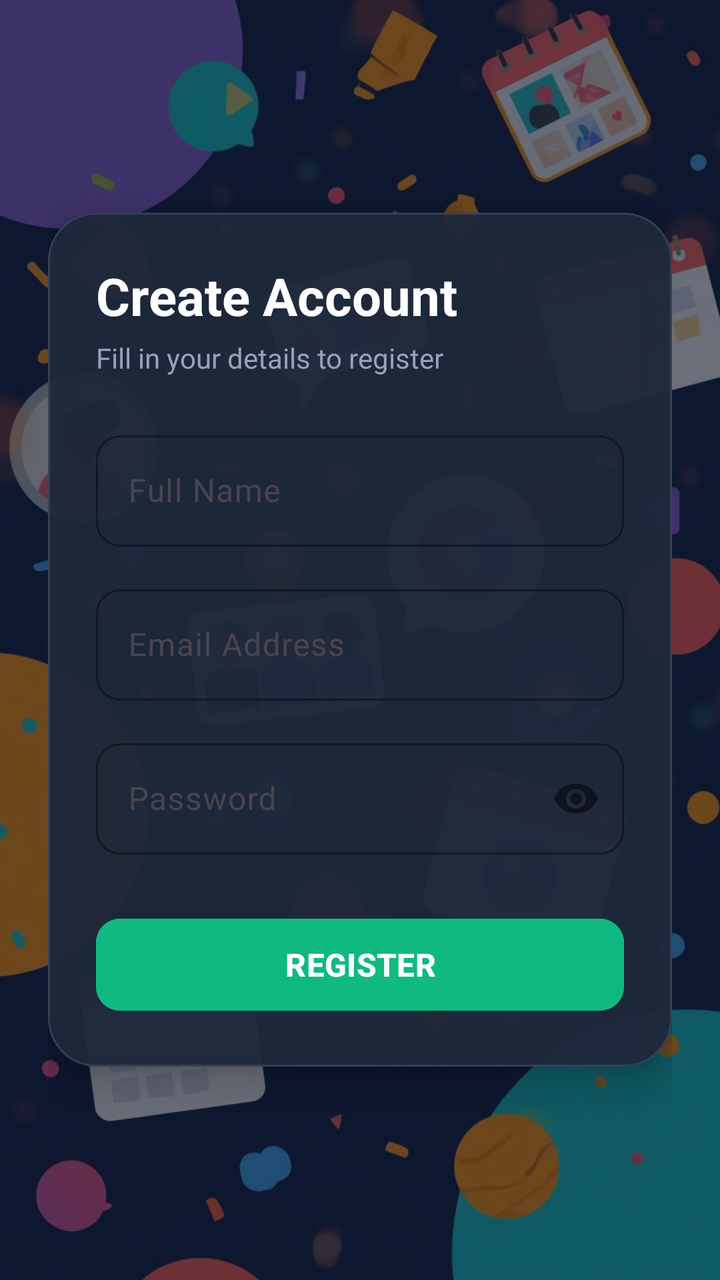
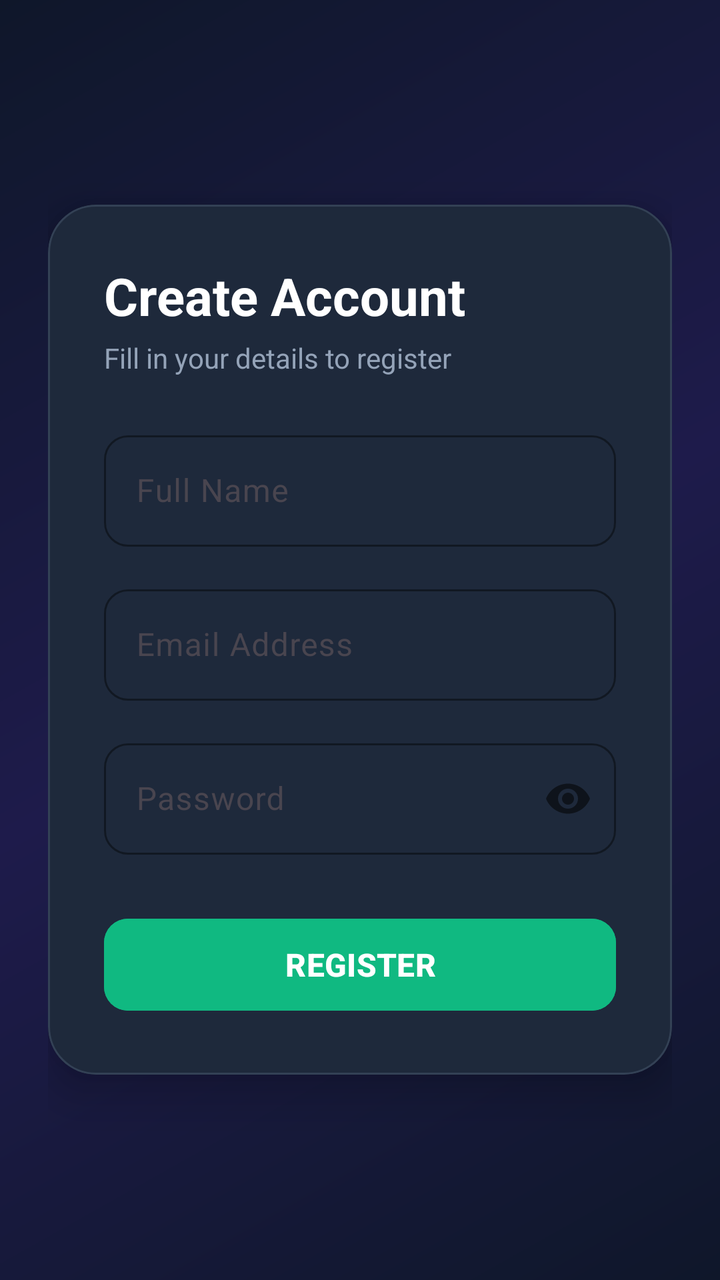

Compare the two renders of this Android layout. The source of the first and the diff that turns it into the second are given below.
<!-- AndroidManifest.xml: application theme Theme.EventManagementSystem -->
<!-- res/layout/activity_register.xml -->
<?xml version="1.0" encoding="utf-8"?>
<FrameLayout
    xmlns:android="http://schemas.android.com/apk/res/android"
    xmlns:app="http://schemas.android.com/apk/res-auto"
    android:layout_width="match_parent"
    android:layout_height="match_parent">

    
    <ImageView
        android:layout_width="match_parent"
        android:layout_height="match_parent"
        android:src="@drawable/event_login"
        android:scaleType="centerCrop"
        android:contentDescription="@string/bg_description"/>

    
    <View
        android:layout_width="match_parent"
        android:layout_height="match_parent"
        android:background="#990F172A"/>

    <LinearLayout
        android:layout_width="match_parent"
        android:layout_height="match_parent"
        android:orientation="vertical"
        android:padding="24dp"
        android:gravity="center">

        <com.google.android.material.card.MaterialCardView
            android:layout_width="match_parent"
            android:layout_height="wrap_content"
            app:cardCornerRadius="24dp"
            app:cardElevation="12dp"
            app:strokeWidth="1dp"
            app:strokeColor="#334155"
            app:cardBackgroundColor="#F21E293B">

            <LinearLayout
                android:layout_width="match_parent"
                android:layout_height="wrap_content"
                android:orientation="vertical"
                android:padding="24dp">

                <TextView
                    android:layout_width="wrap_content"
                    android:layout_height="wrap_content"
                    android:text="Create Account"
                    android:textSize="26sp"
                    android:textStyle="bold"
                    android:textColor="#FFFFFF"/>

                <TextView
                    android:layout_width="wrap_content"
                    android:layout_height="wrap_content"
                    android:text="Fill in your details to register"
                    android:textSize="14sp"
                    android:textColor="#94A3B8"
                    android:layout_marginTop="4dp"
                    android:layout_marginBottom="24dp"/>

                
                <com.google.android.material.textfield.TextInputLayout
                    android:layout_width="match_parent"
                    android:layout_height="wrap_content"
                    android:hint="Full Name"
                    app:boxBackgroundMode="outline"
                    app:boxCornerRadiusTopStart="12dp"
                    app:boxCornerRadiusTopEnd="12dp"
                    app:boxCornerRadiusBottomStart="12dp"
                    app:boxCornerRadiusBottomEnd="12dp"
                    app:boxStrokeColor="#818CF8"
                    app:hintTextColor="#818CF8">

                    <com.google.android.material.textfield.TextInputEditText
                        android:id="@+id/etName"
                        android:layout_width="match_parent"
                        android:layout_height="wrap_content"
                        android:inputType="textPersonName"
                        android:textColor="#FFFFFF"/>
                </com.google.android.material.textfield.TextInputLayout>

                
                <com.google.android.material.textfield.TextInputLayout
                    android:layout_width="match_parent"
                    android:layout_height="wrap_content"
                    android:hint="Email Address"
                    android:layout_marginTop="16dp"
                    app:boxBackgroundMode="outline"
                    app:boxCornerRadiusTopStart="12dp"
                    app:boxCornerRadiusTopEnd="12dp"
                    app:boxCornerRadiusBottomStart="12dp"
                    app:boxCornerRadiusBottomEnd="12dp"
                    app:boxStrokeColor="#818CF8"
                    app:hintTextColor="#818CF8">

                    <com.google.android.material.textfield.TextInputEditText
                        android:id="@+id/etEmail"
                        android:layout_width="match_parent"
                        android:layout_height="wrap_content"
                        android:inputType="textEmailAddress"
                        android:textColor="#FFFFFF"/>
                </com.google.android.material.textfield.TextInputLayout>

                
                <com.google.android.material.textfield.TextInputLayout
                    android:layout_width="match_parent"
                    android:layout_height="wrap_content"
                    android:hint="Password"
                    android:layout_marginTop="16dp"
                    app:passwordToggleEnabled="true"
                    app:boxBackgroundMode="outline"
                    app:boxCornerRadiusTopStart="12dp"
                    app:boxCornerRadiusTopEnd="12dp"
                    app:boxCornerRadiusBottomStart="12dp"
                    app:boxCornerRadiusBottomEnd="12dp"
                    app:boxStrokeColor="#818CF8"
                    app:hintTextColor="#818CF8">

                    <com.google.android.material.textfield.TextInputEditText
                        android:id="@+id/etPassword"
                        android:layout_width="match_parent"
                        android:layout_height="wrap_content"
                        android:inputType="textPassword"
                        android:textColor="#FFFFFF"/>
                </com.google.android.material.textfield.TextInputLayout>

                <Button
                    android:id="@+id/btnRegister"
                    android:layout_width="match_parent"
                    android:layout_height="54dp"
                    android:text="REGISTER"
                    android:textSize="16sp"
                    android:textStyle="bold"
                    android:textColor="@android:color/white"
                    android:backgroundTint="#10B981"
                    app:cornerRadius="12dp"
                    android:layout_marginTop="28dp"/>

            </LinearLayout>

        </com.google.android.material.card.MaterialCardView>

    </LinearLayout>

</FrameLayout>
<!-- resources referenced by this layout -->
<resources>
  <!-- drawable event_login: jpg bitmap (drawable, 195135 bytes) -->
  <string name="bg_description">Background Image</string>
  <style name="Theme.EventManagementSystem" parent="Base.Theme.EventManagementSystem" />
  <style name="Base.Theme.EventManagementSystem" parent="Theme.Material3.DayNight.NoActionBar">
          <item name="colorPrimary">@color/primary</item>
          <item name="colorPrimaryVariant">@color/primary_dark</item>
          <item name="colorSecondary">@color/accent_orange</item>
          <item name="android:statusBarColor">@color/primary_dark</item>
      </style>
  <color name="primary">#4F46E5</color>
  <color name="primary_dark">#3730A3</color>
  <color name="accent_orange">#F97316</color>
</resources>

<!-- the commit's change to res/layout/activity_register.xml (unified diff, before → after) -->
@@ -1,145 +1,126 @@
 <?xml version="1.0" encoding="utf-8"?>
-<FrameLayout
+<LinearLayout
     xmlns:android="http://schemas.android.com/apk/res/android"
     xmlns:app="http://schemas.android.com/apk/res-auto"
     android:layout_width="match_parent"
-    android:layout_height="match_parent">
+    android:layout_height="match_parent"
+    android:orientation="vertical"
+    android:background="@drawable/bg_main_gradient"
+    android:padding="24dp"
+    android:gravity="center">
 
-    
-    <ImageView
+    <com.google.android.material.card.MaterialCardView
         android:layout_width="match_parent"
-        android:layout_height="match_parent"
-        android:src="@drawable/event_login"
-        android:scaleType="centerCrop"
-        android:contentDescription="@string/bg_description"/>
+        android:layout_height="wrap_content"
+        app:cardCornerRadius="24dp"
+        app:cardElevation="12dp"
+        app:strokeWidth="1dp"
+        app:strokeColor="#334155"
+        app:cardBackgroundColor="#1E293B">
 
-    
-    <View
-        android:layout_width="match_parent"
-        android:layout_height="match_parent"
-        android:background="#990F172A"/>
-
-    <LinearLayout
-        android:layout_width="match_parent"
-        android:layout_height="match_parent"
-        android:orientation="vertical"
-        android:padding="24dp"
-        android:gravity="center">
-
-        <com.google.android.material.card.MaterialCardView
+        <LinearLayout
             android:layout_width="match_parent"
             android:layout_height="wrap_content"
-            app:cardCornerRadius="24dp"
-            app:cardElevation="12dp"
-            app:strokeWidth="1dp"
-            app:strokeColor="#334155"
-            app:cardBackgroundColor="#F21E293B">
+            android:orientation="vertical"
+            android:padding="28dp">
 
-            <LinearLayout
+            <TextView
+                android:layout_width="wrap_content"
+                android:layout_height="wrap_content"
+                android:text="Create Account"
+                android:textSize="26sp"
+                android:textStyle="bold"
+                android:textColor="#FFFFFF"/>
+
+            <TextView
+                android:layout_width="wrap_content"
+                android:layout_height="wrap_content"
+                android:text="Fill in your details to register"
+                android:textSize="14sp"
+                android:textColor="#94A3B8"
+                android:layout_marginTop="4dp"
+                android:layout_marginBottom="24dp"/>
+
+            
+            <com.google.android.material.textfield.TextInputLayout
                 android:layout_width="match_parent"
                 android:layout_height="wrap_content"
-                android:orientation="vertical"
-                android:padding="24dp">
+                android:hint="Full Name"
+                app:boxBackgroundMode="outline"
+                app:boxCornerRadiusTopStart="12dp"
+                app:boxCornerRadiusTopEnd="12dp"
+                app:boxCornerRadiusBottomStart="12dp"
+                app:boxCornerRadiusBottomEnd="12dp"
+                app:boxStrokeColor="#A5B4FC"
+                app:hintTextColor="#A5B4FC">
 
-                <TextView
-                    android:layout_width="wrap_content"
-                    android:layout_height="wrap_content"
-                    android:text="Create Account"
-                    android:textSize="26sp"
-                    android:textStyle="bold"
-                    android:textColor="#FFFFFF"/>
-
-                <TextView
-                    android:layout_width="wrap_content"
-                    android:layout_height="wrap_content"
-                    android:text="Fill in your details to register"
-                    android:textSize="14sp"
-                    android:textColor="#94A3B8"
-                    android:layout_marginTop="4dp"
-                    android:layout_marginBottom="24dp"/>
-
-                
-                <com.google.android.material.textfield.TextInputLayout
+                <com.google.android.material.textfield.TextInputEditText
+                    android:id="@+id/etName"
                     android:layout_width="match_parent"
                     android:layout_height="wrap_content"
-                    android:hint="Full Name"
-                    app:boxBackgroundMode="outline"
-                    app:boxCornerRadiusTopStart="12dp"
-                    app:boxCornerRadiusTopEnd="12dp"
-                    app:boxCornerRadiusBottomStart="12dp"
-                    app:boxCornerRadiusBottomEnd="12dp"
-                    app:boxStrokeColor="#818CF8"
-                    app:hintTextColor="#818CF8">
+                    android:inputType="textPersonName"
+                    android:textColor="#FFFFFF"/>
+            </com.google.android.material.textfield.TextInputLayout>
 
-                    <com.google.android.material.textfield.TextInputEditText
-                        android:id="@+id/etName"
-                        android:layout_width="match_parent"
-                        android:layout_height="wrap_content"
-                        android:inputType="textPersonName"
-                        android:textColor="#FFFFFF"/>
-                </com.google.android.material.textfield.TextInputLayout>
+            
+            <com.google.android.material.textfield.TextInputLayout
+                android:layout_width="match_parent"
+                android:layout_height="wrap_content"
+                android:hint="Email Address"
+                android:layout_marginTop="16dp"
+                app:boxBackgroundMode="outline"
+                app:boxCornerRadiusTopStart="12dp"
+                app:boxCornerRadiusTopEnd="12dp"
+                app:boxCornerRadiusBottomStart="12dp"
+                app:boxCornerRadiusBottomEnd="12dp"
+                app:boxStrokeColor="#A5B4FC"
+                app:hintTextColor="#A5B4FC">
 
-                
-                <com.google.android.material.textfield.TextInputLayout
+                <com.google.android.material.textfield.TextInputEditText
+                    android:id="@+id/etEmail"
                     android:layout_width="match_parent"
                     android:layout_height="wrap_content"
-                    android:hint="Email Address"
-                    android:layout_marginTop="16dp"
-                    app:boxBackgroundMode="outline"
-                    app:boxCornerRadiusTopStart="12dp"
-                    app:boxCornerRadiusTopEnd="12dp"
-                    app:boxCornerRadiusBottomStart="12dp"
-                    app:boxCornerRadiusBottomEnd="12dp"
-                    app:boxStrokeColor="#818CF8"
-                    app:hintTextColor="#818CF8">
+                    android:inputType="textEmailAddress"
+                    android:textColor="#FFFFFF"/>
+            </com.google.android.material.textfield.TextInputLayout>
 
-                    <com.google.android.material.textfield.TextInputEditText
-                        android:id="@+id/etEmail"
-                        android:layout_width="match_parent"
-                        android:layout_height="wrap_content"
-                        android:inputType="textEmailAddress"
-                        android:textColor="#FFFFFF"/>
-                </com.google.android.material.textfield.TextInputLayout>
+            
+            <com.google.android.material.textfield.TextInputLayout
+                android:layout_width="match_parent"
+                android:layout_height="wrap_content"
+                android:hint="Password"
+                android:layout_marginTop="16dp"
+                app:passwordToggleEnabled="true"
+                app:boxBackgroundMode="outline"
+                app:boxCornerRadiusTopStart="12dp"
+                app:boxCornerRadiusTopEnd="12dp"
+                app:boxCornerRadiusBottomStart="12dp"
+                app:boxCornerRadiusBottomEnd="12dp"
+                app:boxStrokeColor="#A5B4FC"
+                app:hintTextColor="#A5B4FC">
 
-                
-                <com.google.android.material.textfield.TextInputLayout
+                <com.google.android.material.textfield.TextInputEditText
+                    android:id="@+id/etPassword"
                     android:layout_width="match_parent"
                     android:layout_height="wrap_content"
-                    android:hint="Password"
-                    android:layout_marginTop="16dp"
-                    app:passwordToggleEnabled="true"
-                    app:boxBackgroundMode="outline"
-                    app:boxCornerRadiusTopStart="12dp"
-                    app:boxCornerRadiusTopEnd="12dp"
-                    app:boxCornerRadiusBottomStart="12dp"
-                    app:boxCornerRadiusBottomEnd="12dp"
-                    app:boxStrokeColor="#818CF8"
-                    app:hintTextColor="#818CF8">
+                    android:inputType="textPassword"
+                    android:textColor="#FFFFFF"/>
+            </com.google.android.material.textfield.TextInputLayout>
 
-                    <com.google.android.material.textfield.TextInputEditText
-                        android:id="@+id/etPassword"
-                        android:layout_width="match_parent"
-                        android:layout_height="wrap_content"
-                        android:inputType="textPassword"
-                        android:textColor="#FFFFFF"/>
-                </com.google.android.material.textfield.TextInputLayout>
+            <Button
+                android:id="@+id/btnRegister"
+                android:layout_width="match_parent"
+                android:layout_height="54dp"
+                android:text="REGISTER"
+                android:textSize="16sp"
+                android:textStyle="bold"
+                android:textColor="@android:color/white"
+                android:backgroundTint="#10B981"
+                app:cornerRadius="12dp"
+                android:layout_marginTop="28dp"/>
 
-                <Button
-                    android:id="@+id/btnRegister"
-                    android:layout_width="match_parent"
-                    android:layout_height="54dp"
-                    android:text="REGISTER"
-                    android:textSize="16sp"
-                    android:textStyle="bold"
-                    android:textColor="@android:color/white"
-                    android:backgroundTint="#10B981"
-                    app:cornerRadius="12dp"
-                    android:layout_marginTop="28dp"/>
+        </LinearLayout>
 
-            </LinearLayout>
+    </com.google.android.material.card.MaterialCardView>
 
-        </com.google.android.material.card.MaterialCardView>
-
-    </LinearLayout>
-
-</FrameLayout>
+</LinearLayout>
<!-- resource entries referenced after the edit -->
@@ -1,7 +1,16 @@
 <!-- resources referenced by this layout -->
 <resources>
-  <!-- drawable event_login: jpg bitmap (drawable, 195135 bytes) -->
-  <string name="bg_description">Background Image</string>
+  <!-- drawable bg_main_gradient (drawable) -->
+  <?xml version="1.0" encoding="utf-8"?>
+  <shape xmlns:android="http://schemas.android.com/apk/res/android"
+      android:shape="rectangle">
+      <gradient
+          android:angle="135"
+          android:startColor="#0F172A"
+          android:centerColor="#1E1B4B"
+          android:endColor="#0F172A"
+          android:type="linear" />
+  </shape>
   <style name="Theme.EventManagementSystem" parent="Base.Theme.EventManagementSystem" />
   <style name="Base.Theme.EventManagementSystem" parent="Theme.Material3.DayNight.NoActionBar">
           <item name="colorPrimary">@color/primary</item>
@@ -9,8 +18,8 @@
           <item name="colorSecondary">@color/accent_orange</item>
           <item name="android:statusBarColor">@color/primary_dark</item>
       </style>
-  <color name="primary">#4F46E5</color>
-  <color name="primary_dark">#3730A3</color>
+  <color name="primary">#6366F1</color>
+  <color name="primary_dark">#4338CA</color>
   <color name="accent_orange">#F97316</color>
 </resources>
 
